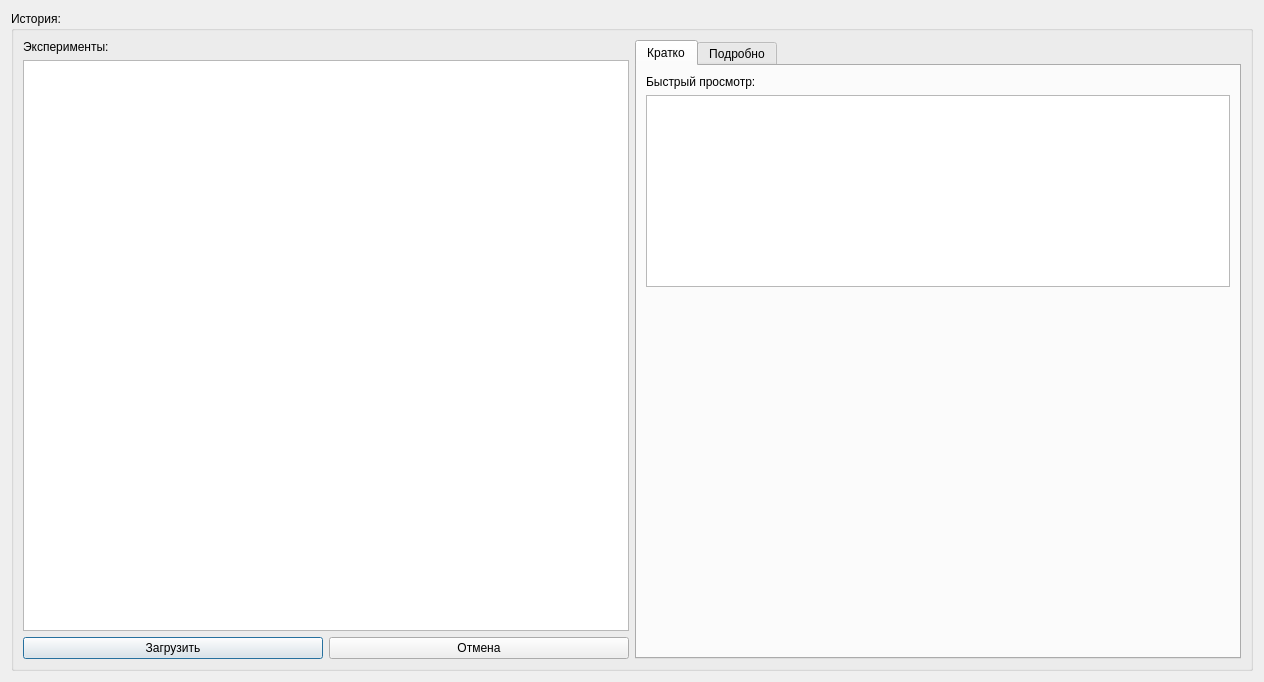
Above: gui/uies/history.ui from neurocomputer/MemriBoard before the change. Below: the same form after it.
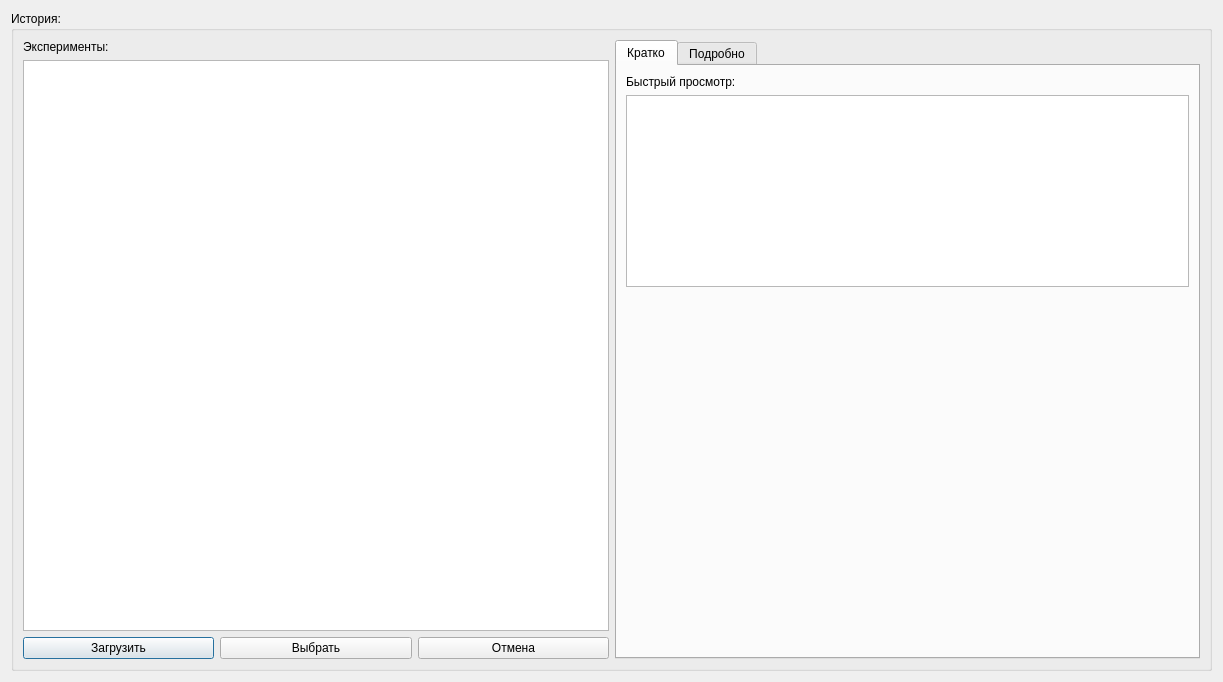
That is the form after the change.

What changed in the file:
```diff
--- a/gui/uies/history.ui
+++ b/gui/uies/history.ui
@@ -6,7 +6,7 @@
    <rect>
     <x>0</x>
     <y>0</y>
-    <width>1264</width>
+    <width>1223</width>
     <height>682</height>
    </rect>
   </property>
@@ -43,6 +43,13 @@
               </property>
              </widget>
             </item>
+            <item>
+             <widget class="QPushButton" name="button_choose_exp">
+              <property name="text">
+               <string>Выбрать</string>
+              </property>
+             </widget>
+            </item>
             <item>
              <widget class="QPushButton" name="button_cancel">
               <property name="text">
```
